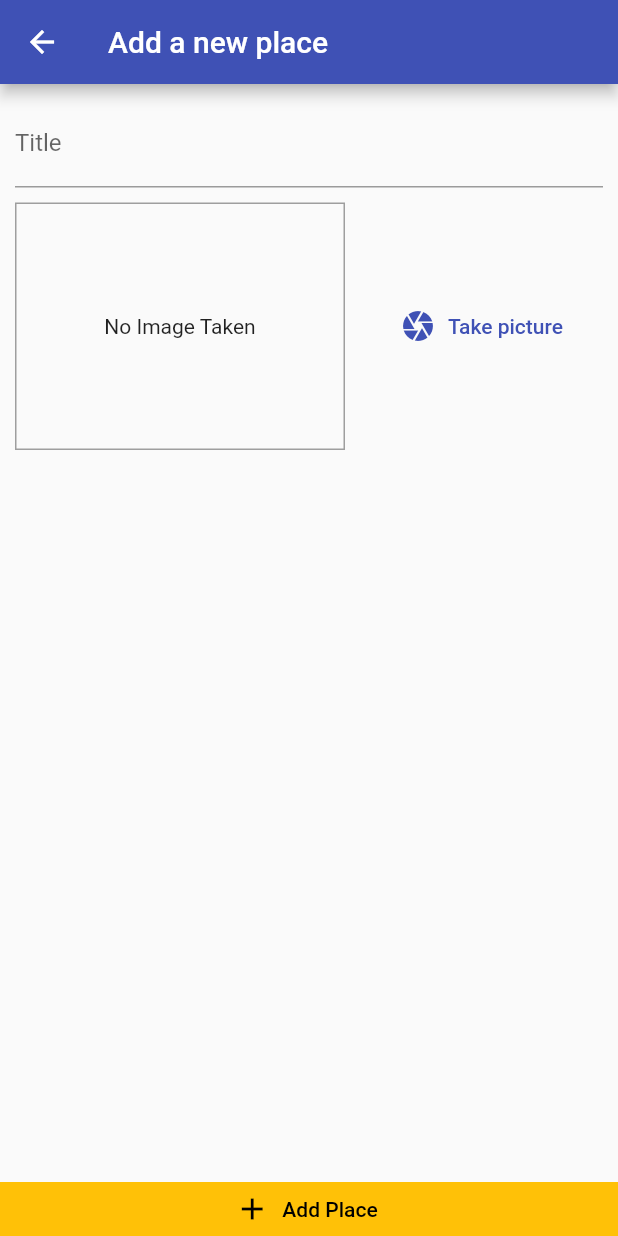
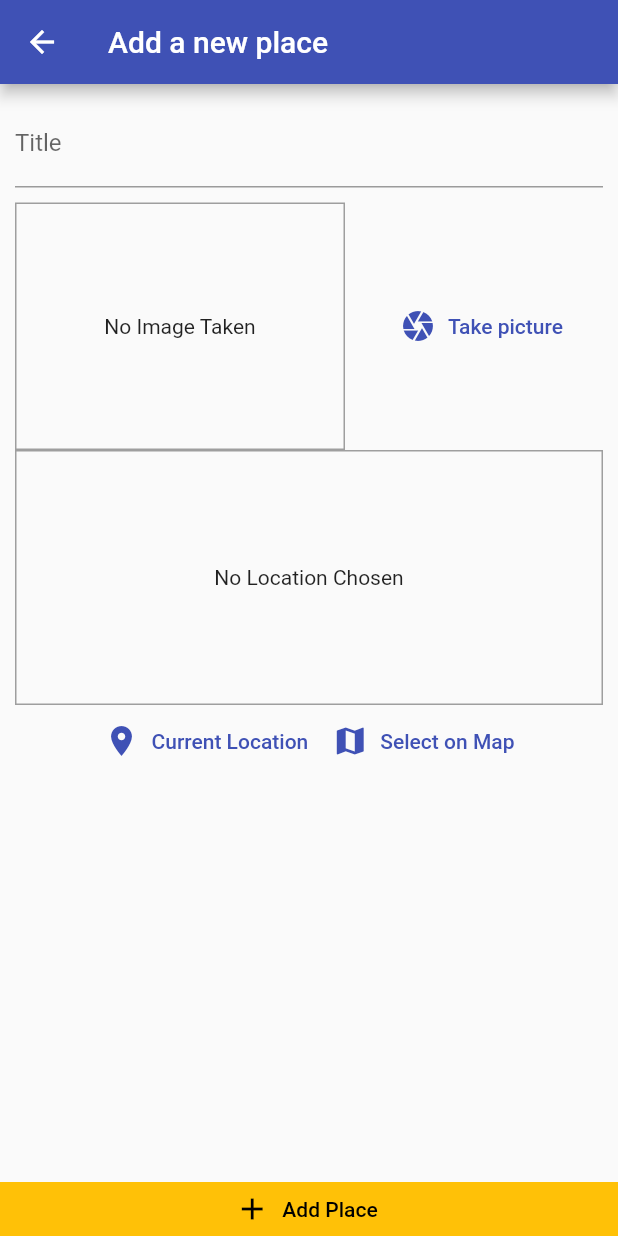
Before and after one commit to hayden-huynh/Flutter-Learning, a Flutter app: the screen it shows after launch, after a tap on the "add" icon, on a phone screen of 412 x 824 dp. Run offline on Flutter 3.47's test engine with Material 2 defaults, Android fonts, the phone set to English and light mode, and no system bars; our stand-ins replace google_maps_flutter, image_picker, location, sqflite; accounts and stored records are empty.

Commit message:
Finished section 13

```diff
--- /dev/null
+++ b/great_places_app/lib/helpers/db_helper.dart
@@ -0,0 +1,33 @@
+import 'package:sqflite/sqflite.dart' as sql;
+import 'package:path/path.dart' as path;
+
+class DBHelper {
+  static Future<sql.Database> database() async {
+    final dbPath = await sql
+        .getDatabasesPath(); // Get the path where the database is stored
+
+    return sql.openDatabase(
+      path.join(dbPath, 'places.db'),
+      onCreate: (db, version) {
+        return db.execute(
+            'CREATE TABLE places(id TEXT PRIMARY KEY, title TEXT, image TEXT, loc_lat REAL, loc_lng REAL, address TEXT)');
+      },
+      version: 1,
+    ); // Open a database if it already exists or create a new one. Must provide the name string of the database. onCreate runs when the database is created for the first time
+  }
+
+  static Future<void> insert(String table, Map<String, Object> data) async {
+    final db = await DBHelper.database();
+    await db.insert(
+      table,
+      data,
+      conflictAlgorithm: sql.ConflictAlgorithm
+          .replace, // If an inserted entry already exists then replace it with the new one
+    );
+  }
+
+  static Future<List<Map<String, dynamic>>> getData(String table) async {
+    final db = await DBHelper.database();
+    return db.query(table);
+  }
+}
--- a/great_places_app/lib/main.dart
+++ b/great_places_app/lib/main.dart
@@ -4,6 +4,7 @@
 import 'package:great_places_app/providers/great_places.dart';
 import 'package:great_places_app/screens/places_list_screen.dart';
 import 'package:great_places_app/screens/add_place_screen.dart';
+import 'package:great_places_app/screens/place_detail_screen.dart';
 
 void main() {
   runApp(MyApp());
@@ -23,6 +24,7 @@
         home: PlacesListScreen(),
         routes: {
           AddPlaceScreen.routeName: (ctx) => AddPlaceScreen(),
+          PlaceDetailsScreen.routeName: (ctx) => PlaceDetailsScreen(),
         },
         debugShowCheckedModeBanner: false,
       ),
--- a/great_places_app/lib/models/place.dart
+++ b/great_places_app/lib/models/place.dart
@@ -7,7 +7,7 @@
   final double longitude;
   final String address;
 
-  PlaceLocation({
+  const PlaceLocation({
     @required this.latitude,
     @required this.longitude,
     this.address,
--- a/great_places_app/lib/providers/great_places.dart
+++ b/great_places_app/lib/providers/great_places.dart
@@ -3,6 +3,8 @@
 import 'package:flutter/foundation.dart';
 
 import 'package:great_places_app/models/place.dart';
+import 'package:great_places_app/helpers/db_helper.dart';
+import 'package:great_places_app/helpers/location_helper.dart';
 
 class GreatPlaces with ChangeNotifier {
   List<Place> _items = [];
@@ -11,16 +13,56 @@
     return [..._items];
   }
 
-  void addPlace(String title, File image) {
+  Future<void> addPlace(
+      String title, File image, PlaceLocation pickedLocation) async {
+    final address = await LocationHelper.getPlaceAddress(
+        pickedLocation.latitude, pickedLocation.longitude);
+    final updatedLocation = PlaceLocation(
+      latitude: pickedLocation.latitude,
+      longitude: pickedLocation.longitude,
+      address: address,
+    );
     final newPlace = Place(
       id: DateTime.now().toString(),
       image: image,
       title: title,
-      location: null,
+      location: updatedLocation,
     );
 
     _items.add(newPlace);
 
     notifyListeners();
+
+    DBHelper.insert('places', {
+      'id': newPlace.id,
+      'title': newPlace.title,
+      'image': newPlace.image.path,
+      'loc_lat': newPlace.location.latitude,
+      'loc_lng': newPlace.location.longitude,
+      'address': newPlace.location.address,
+    });
+  }
+
+  Future<void> fetchAndSetPlaces() async {
+    final dataList = await DBHelper.getData('places');
+    _items = dataList
+        .map(
+          (item) => Place(
+            id: item['id'],
+            title: item['title'],
+            image: File(item['image']),
+            location: PlaceLocation(
+              latitude: item['loc_lat'],
+              longitude: item['loc_lng'],
+              address: item['address'],
+            ),
+          ),
+        )
+        .toList();
+    notifyListeners();
+  }
+
+  Place findById(String id) {
+    return _items.firstWhere((place) => place.id == id);
   }
 }
--- a/great_places_app/lib/screens/places_list_screen.dart
+++ b/great_places_app/lib/screens/places_list_screen.dart
@@ -3,6 +3,7 @@
 
 import 'package:great_places_app/screens/add_place_screen.dart';
 import 'package:great_places_app/providers/great_places.dart';
+import 'package:great_places_app/screens/place_detail_screen.dart';
 
 class PlacesListScreen extends StatelessWidget {
   @override
@@ -19,16 +20,31 @@
           ),
         ],
       ),
-      body: Consumer<GreatPlaces>(
-        builder: (ctx, greatPlaces, child) => greatPlaces.items.length <= 0
+      body: FutureBuilder(
+        future: Provider.of<GreatPlaces>(context, listen: false)
+            .fetchAndSetPlaces(),
+        builder: (ctx, snapshot) =>
+            snapshot.connectionState == ConnectionState.waiting
+                ? Center(
+                    child: CircularProgressIndicator(),
+                  )
+                : Consumer<GreatPlaces>(
+                    builder: (ctx, greatPlaces, child) =>
+                        greatPlaces.items.length <= 0
                             ? child
                             : ListView.builder(
                                 itemBuilder: (ctx, i) => ListTile(
                                   leading: CircleAvatar(
-                    backgroundImage: FileImage(greatPlaces.items[i].image),
+                                    backgroundImage:
+                                        FileImage(greatPlaces.items[i].image),
                                   ),
                                   title: Text(greatPlaces.items[i].title),
-                  onTap: () {},
+                                  subtitle: Text(
+                                    greatPlaces.items[i].location.address,
+                                  ),
+                                  onTap: () {
+                                    Navigator.of(context).pushNamed(PlaceDetailsScreen.routeName, arguments: greatPlaces.items[i].id);
+                                  },
                                 ),
                                 itemCount: greatPlaces.items.length,
                               ),
@@ -36,6 +52,7 @@
                       child: const Text('No places yet. Start adding some!'),
                     ),
                   ),
+      ),
     );
   }
 }
--- /dev/null
+++ b/great_places_app/lib/widgets/location_input.dart
@@ -0,0 +1,122 @@
+import 'package:flutter/material.dart';
+import 'package:location/location.dart';
+import 'package:google_maps_flutter/google_maps_flutter.dart';
+
+import 'package:great_places_app/helpers/location_helper.dart';
+import 'package:great_places_app/screens/map_screen.dart';
+
+class LocationInput extends StatefulWidget {
+  final Function onSelectPlace;
+
+  LocationInput(this.onSelectPlace);
+
+  @override
+  _LocationInputState createState() => _LocationInputState();
+}
+
+class _LocationInputState extends State<LocationInput> {
+  String _previewImageUrl;
+
+  void _showPreview(double lat, double long) {
+    final staticMapImageUrl =
+        LocationHelper.generateLocationPreviewImage(lat, long);
+    setState(() {
+      _previewImageUrl = staticMapImageUrl;
+    });
+  }
+
+  Future<void> _getCurrentUserLocation() async {
+    try {
+      final locData = await Location().getLocation();
+      _showPreview(
+        locData.latitude,
+        locData.longitude,
+      );
+      widget.onSelectPlace(
+        locData.latitude,
+        locData.longitude,
+      );
+    } catch (e) {
+      return;
+    }
+  }
+
+  Future<void> _selectOnMap() async {
+    final selectedLocation = await Navigator.of(context).push(
+      MaterialPageRoute(
+        fullscreenDialog:
+            true, // A different animation to bring up the map screen
+        builder: (ctx) => MapScreen(
+          isSelecting: true,
+        ),
+      ),
+    );
+    if (selectedLocation == null) {
+      return;
+    }
+    _showPreview(
+      selectedLocation.latitude,
+      selectedLocation.longitude,
+    );
+    widget.onSelectPlace(
+      selectedLocation.latitude,
+      selectedLocation.longitude,
+    );
+  }
+
+  @override
+  Widget build(BuildContext context) {
+    return Column(
+      children: [
+        Container(
+          height: 170,
+          width: double.infinity,
+          alignment: Alignment.center,
+          decoration: BoxDecoration(
+            border: Border.all(
+              width: 1,
+              color: Colors.grey,
+            ),
+          ),
+          child: _previewImageUrl == null
+              ? Text(
+                  'No Location Chosen',
+                  textAlign: TextAlign.center,
+                )
+              : Image.network(
+                  _previewImageUrl,
+                  fit: BoxFit.cover,
+                  width: double.infinity,
+                ),
+        ),
+        Row(
+          mainAxisAlignment: MainAxisAlignment.center,
+          children: [
+            TextButton.icon(
+              icon: Icon(Icons.location_on),
+              label: Text('Current Location'),
+              style: TextButton.styleFrom(
+                primary: Theme.of(context).primaryColor,
+              ),
+              onPressed: _getCurrentUserLocation,
+            ),
+            SizedBox(
+              height: 10,
+            ),
+            TextButton.icon(
+              icon: Icon(Icons.map),
+              label: Text('Select on Map'),
+              style: TextButton.styleFrom(
+                primary: Theme.of(context).primaryColor,
+              ),
+              onPressed: _selectOnMap,
+            ),
+            SizedBox(
+              height: 10,
+            ),
+          ],
+        )
+      ],
+    );
+  }
+}
--- a/great_places_app/pubspec.yaml
+++ b/great_places_app/pubspec.yaml
@@ -27,6 +27,10 @@
   image_picker: ^0.7.4
   path_provider: ^2.0.1
   path: ^1.8.0
+  sqflite: ^2.0.0+3
+  location: ^4.1.1
+  google_maps_flutter: ^2.0.3
+  http: ^0.13.1
 
 
   # The following adds the Cupertino Icons font to your application.
```
Also changed, not shown: great_places_app/lib/helpers/location_helper.dart (added, +18 -0 lines), great_places_app/lib/screens/add_place_screen.dart (+13 -1 lines), great_places_app/lib/screens/map_screen.dart (added, +69 -0 lines), great_places_app/lib/screens/place_detail_screen.dart (+66 -0 lines), great_places_app/pubspec.lock, 4 other files. Lines whose indentation alone changed are shown as unchanged.
